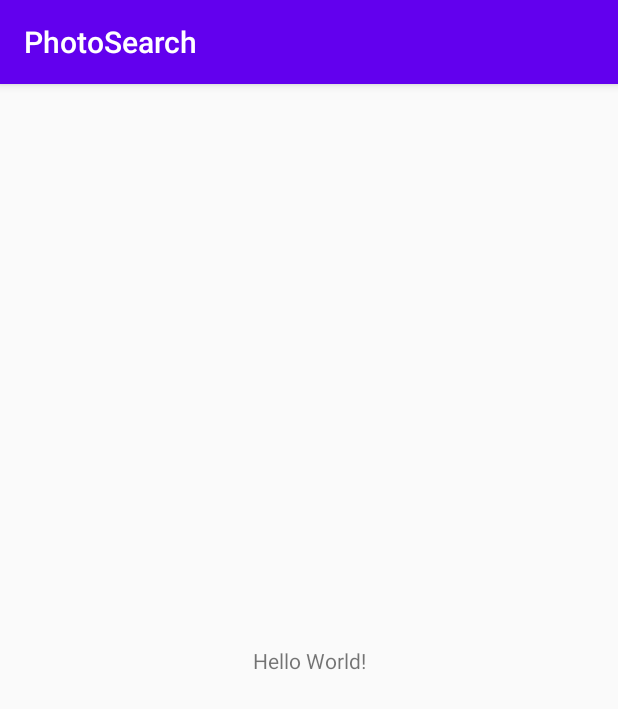
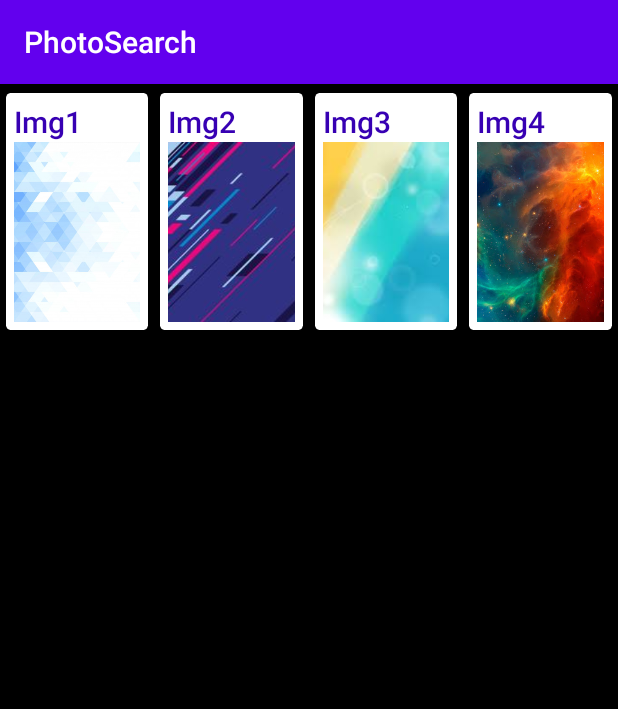
Before and after one commit to STARTDUST/PhotoSearch, an Android app: the screen it shows after launch (MainActivity), on a phone screen of 412 x 824 dp. Shown: the top 709 px of the screen. Run offline under Robolectric (Android 15) with nearby library versions, the phone set to English and light mode, and no system bars.

Commit message:
Test 1.Image library add :)

```diff
--- a/app/src/main/java/com/example/photosearch/MainActivity.java
+++ b/app/src/main/java/com/example/photosearch/MainActivity.java
@@ -1,14 +1,55 @@
 package com.example.photosearch;
 
 import androidx.appcompat.app.AppCompatActivity;
+import androidx.recyclerview.widget.GridLayoutManager;
+import androidx.recyclerview.widget.LinearLayoutManager;
+import androidx.recyclerview.widget.RecyclerView;
 
 import android.os.Bundle;
 
+import java.util.ArrayList;
+
 public class MainActivity extends AppCompatActivity {
+
+    RecyclerView rv;
+    MyAdapter myAdapter;
 
     @Override
     protected void onCreate(Bundle savedInstanceState) {
         super.onCreate(savedInstanceState);
         setContentView(R.layout.activity_main);
+
+        rv = findViewById(R.id.rv);
+//        rv.setLayoutManager(new LinearLayoutManager(this));
+        rv.setLayoutManager(new GridLayoutManager(this, 4));
+
+        myAdapter = new MyAdapter(this, getPlayers());
+        rv.setAdapter(myAdapter);
+    }
+
+    private ArrayList<Model> getPlayers() {
+        ArrayList<Model> models  = new ArrayList<>();
+
+        Model p = new Model();
+        p.setTitle("Img1");
+        p.setImg(R.drawable.img1);
+        models.add(p);
+
+        p = new Model();
+        p.setTitle("Img2");
+        p.setImg(R.drawable.img2);
+        models.add(p);
+
+        p = new Model();
+        p.setTitle("Img3");
+        p.setImg(R.drawable.img3);
+        models.add(p);
+
+        p = new Model();
+        p.setTitle("Img4");
+        p.setImg(R.drawable.img4);
+        models.add(p);
+
+        return models;
     }
 }
--- /dev/null
+++ b/app/src/main/java/com/example/photosearch/Model.java
@@ -0,0 +1,22 @@
+package com.example.photosearch;
+
+public class Model {
+    private String title;
+    private int img;
+
+    public String getTitle() {
+        return title;
+    }
+
+    public void setTitle(String title) {
+        this.title = title;
+    }
+
+    public int getImg() {
+        return img;
+    }
+
+    public void setImg(int img) {
+        this.img = img;
+    }
+}
--- /dev/null
+++ b/app/src/main/java/com/example/photosearch/MyAdapter.java
@@ -0,0 +1,44 @@
+package com.example.photosearch;
+
+import android.content.Context;
+import android.view.LayoutInflater;
+import android.view.View;
+import android.view.ViewGroup;
+import android.view.animation.Animation;
+import android.view.animation.AnimationUtils;
+
+import androidx.annotation.NonNull;
+import androidx.recyclerview.widget.RecyclerView;
+
+import java.util.ArrayList;
+
+public class MyAdapter extends RecyclerView.Adapter<MyHolder> {
+    Context context;
+    ArrayList<Model> models;
+
+    public MyAdapter(Context context, ArrayList<Model> models) {
+        this.context = context;
+        this.models = models;
+    }
+
+    @NonNull
+    @Override
+    public MyHolder onCreateViewHolder(@NonNull ViewGroup parent, int viewType) {
+        View view = LayoutInflater.from(parent.getContext()).inflate(R.layout.model, null);
+        return new MyHolder(view);
+    }
+
+    @Override
+    public void onBindViewHolder(@NonNull MyHolder holder, int position) {
+        holder.model_iv.setImageResource(models.get(position).getImg());
+        holder.model_tv_title.setText(models.get(position).getTitle());
+
+        Animation animation = AnimationUtils.loadAnimation(context, android.R.anim.slide_in_left);
+        holder.itemView.startAnimation(animation);
+    }
+
+    @Override
+    public int getItemCount() {
+        return models.size();
+    }
+}
--- /dev/null
+++ b/app/src/main/java/com/example/photosearch/MyHolder.java
@@ -0,0 +1,19 @@
+package com.example.photosearch;
+
+import android.view.View;
+import android.widget.ImageView;
+import android.widget.TextView;
+
+import androidx.annotation.NonNull;
+import androidx.recyclerview.widget.RecyclerView;
+
+public class MyHolder extends RecyclerView.ViewHolder {
+    ImageView model_iv;
+    TextView model_tv_title;
+
+    public MyHolder(@NonNull View itemView) {
+        super(itemView);
+        this.model_iv = itemView.findViewById(R.id.model_iv);
+        this.model_tv_title = itemView.findViewById(R.id.model_tv_title);
+    }
+}
--- a/app/src/main/res/layout/activity_main.xml
+++ b/app/src/main/res/layout/activity_main.xml
@@ -1,18 +1,15 @@
 <?xml version="1.0" encoding="utf-8"?>
-<androidx.constraintlayout.widget.ConstraintLayout xmlns:android="http://schemas.android.com/apk/res/android"
-    xmlns:app="http://schemas.android.com/apk/res-auto"
+<LinearLayout xmlns:android="http://schemas.android.com/apk/res/android"
     xmlns:tools="http://schemas.android.com/tools"
     android:layout_width="match_parent"
     android:layout_height="match_parent"
+    android:background="#000000"
+    android:orientation="vertical"
     tools:context=".MainActivity">
 
-    <TextView
-        android:layout_width="wrap_content"
-        android:layout_height="wrap_content"
-        android:text="Hello World!"
-        app:layout_constraintBottom_toBottomOf="parent"
-        app:layout_constraintLeft_toLeftOf="parent"
-        app:layout_constraintRight_toRightOf="parent"
-        app:layout_constraintTop_toTopOf="parent" />
+    <androidx.recyclerview.widget.RecyclerView
+        android:id="@+id/rv"
+        android:layout_width="match_parent"
+        android:layout_height="match_parent" />
 
-</androidx.constraintlayout.widget.ConstraintLayout>
+</LinearLayout>
--- /dev/null
+++ b/app/src/main/res/layout/model.xml
@@ -0,0 +1,33 @@
+<?xml version="1.0" encoding="utf-8"?>
+<androidx.cardview.widget.CardView
+    xmlns:android="http://schemas.android.com/apk/res/android"
+    android:layout_width="match_parent"
+    android:layout_height="match_parent"
+    xmlns:app="http://schemas.android.com/apk/res-auto"
+    app:cardCornerRadius="3dp"
+    app:cardElevation="3dp"
+    app:cardUseCompatPadding="true">
+
+    <RelativeLayout
+        android:layout_width="match_parent"
+        android:layout_height="wrap_content"
+        android:layout_margin="5dp">
+
+        <TextView
+            android:id="@+id/model_tv_title"
+            style="@style/TextAppearance.AppCompat.Title"
+            android:text="Title"
+            android:textColor="@color/colorPrimaryDark"
+            android:layout_width="match_parent"
+            android:layout_height="wrap_content" />
+
+        <ImageView
+            android:id="@+id/model_iv"
+            android:layout_width="120dp"
+            android:layout_height="120dp"
+            android:scaleType="centerCrop"
+            android:layout_below="@+id/model_tv_title"
+            android:layout_centerHorizontal="true"
+            android:src="@drawable/img1"/>
+    </RelativeLayout>
+</androidx.cardview.widget.CardView>
```
Also changed, not shown: app/src/main/res/drawable/img1.jpg (added), app/src/main/res/drawable/img2.jpg (added), app/src/main/res/drawable/img3.jpg (added), app/src/main/res/drawable/img4.jpg (added).
